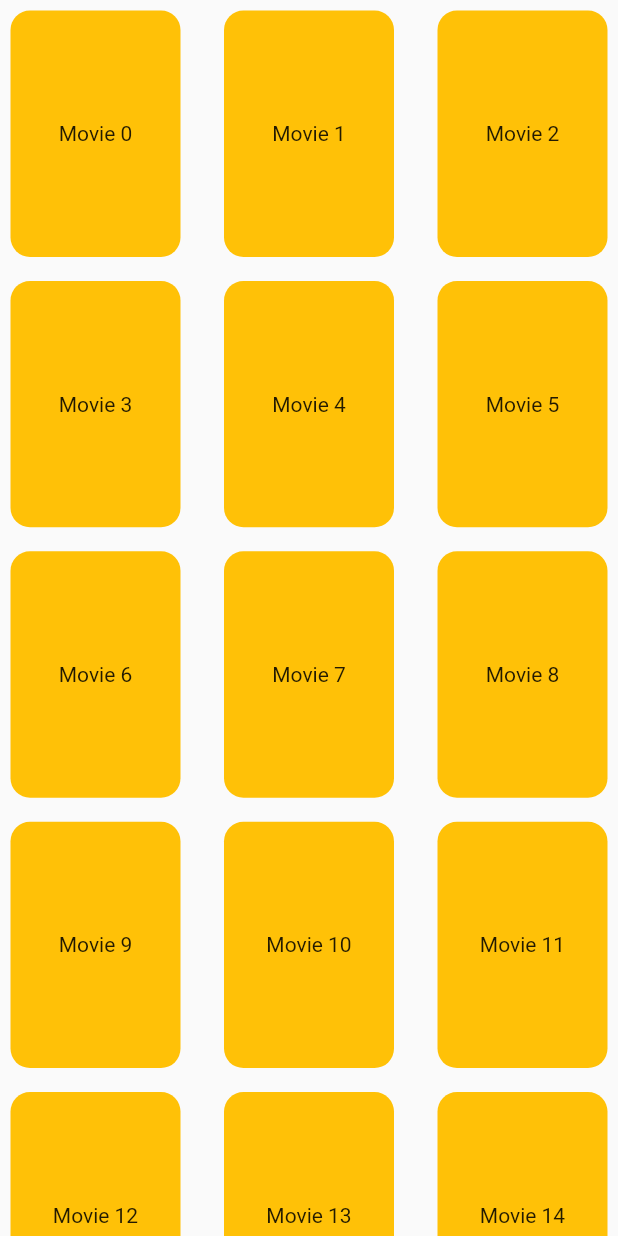
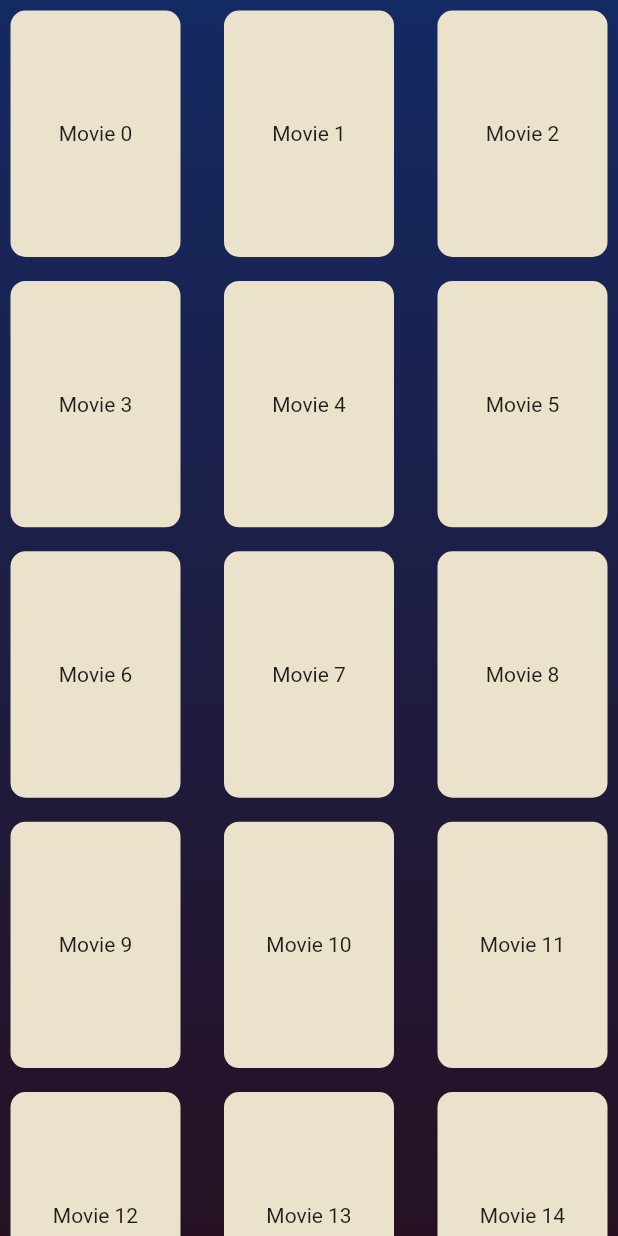
Before and after one commit to gui-henri/PISI3, a Flutter app: the FavoritesTab screen opened directly, on a phone screen of 412 x 824 dp. Run offline on Flutter 3.47's test engine with Material 2 defaults, Android fonts, the phone set to English and light mode, and no system bars; our stand-ins replace animated_text_kit, auto_size_text, cloud_firestore, firebase_auth, firebase_core, flutter_dotenv and 1 more; accounts and stored records are empty; statements that could not run were skipped.

Commit message:
Update favorites page

```diff
--- a/movie_picker/lib/pages/main_page/favorites_tab.dart
+++ b/movie_picker/lib/pages/main_page/favorites_tab.dart
@@ -6,13 +6,14 @@ class FavoritesTab extends StatelessWidget {
 
   @override
   Widget build(BuildContext context) {
-    mpDefaultBackgroundDecoration();
     final List<Map> myProducts =
         List.generate(5000, (index) => {"id": index, "name": "Movie $index"})
             .toList();
 
     return Scaffold(
-      body: GridView.builder(
+      body: Ink(
+          decoration: mpDefaultBackgroundDecoration(),
+          child: GridView.builder(
               gridDelegate: const SliverGridDelegateWithMaxCrossAxisExtent(
                   maxCrossAxisExtent: 160,
                   childAspectRatio: 5 / 7,
@@ -24,10 +25,11 @@ class FavoritesTab extends StatelessWidget {
                   margin: const EdgeInsets.all(7),
                   alignment: Alignment.center,
                   decoration: BoxDecoration(
-                  color: Colors.amber, borderRadius: BorderRadius.circular(13)),
+                      color: const Color.fromARGB(255, 234, 226, 203),
+                      borderRadius: BorderRadius.circular(10)),
                   child: Text(myProducts[index]["name"]),
                 );
-          }),
+              })),
     );
   }
 }
```
Lines whose indentation alone changed are shown as unchanged.
